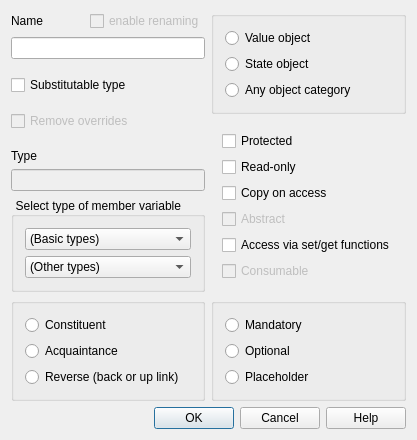
Before: the Qt Designer form lavape/src/LavaPE_UI/idd_attrbox.ui in berkus/lavape, drawn with Qt 5.
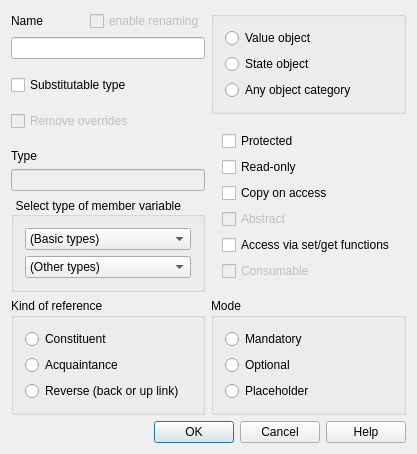
After: the same form once the commit is applied.

```diff
--- a/lavape/src/LavaPE_UI/idd_attrbox.ui
+++ b/lavape/src/LavaPE_UI/idd_attrbox.ui
@@ -59,6 +59,9 @@
      </item>
      <item row="4" column="1" >
       <widget class="QGroupBox" name="BGroup_Mode" >
+       <property name="title" >
+        <string>Mode</string>
+       </property>
        <layout class="QVBoxLayout" >
         <property name="margin" >
          <number>11</number>
@@ -249,6 +252,9 @@
      </item>
      <item row="4" column="0" >
       <widget class="QGroupBox" name="BGroup_KindOfRef" >
+       <property name="title" >
+        <string>Kind of reference</string>
+       </property>
        <layout class="QVBoxLayout" >
         <property name="margin" >
          <number>11</number>
```
